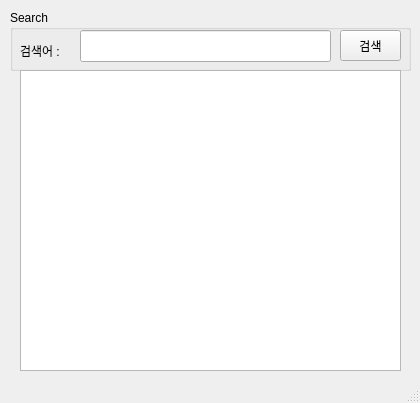
Above: ui/naverSearch.ui from zizi0308/StudyRaspberry21 before the change. Below: the same form after it.
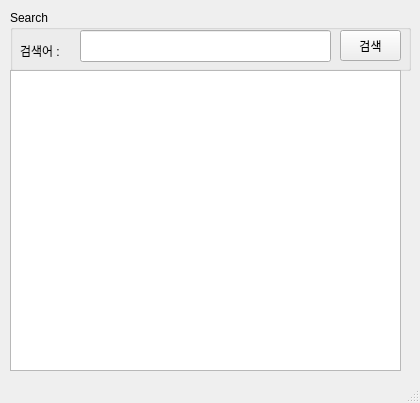
That is the form after the change.

Commit message: NaverSearchApi 완료

```diff
--- a/ui/naverSearch.ui
+++ b/ui/naverSearch.ui
@@ -63,12 +63,12 @@
      </property>
     </widget>
    </widget>
-   <widget class="QListView" name="lsvResult">
+   <widget class="QTableWidget" name="TblResult">
     <property name="geometry">
      <rect>
-      <x>20</x>
+      <x>10</x>
       <y>70</y>
-      <width>381</width>
+      <width>391</width>
       <height>301</height>
      </rect>
     </property>
```
Left out of the diff: 2 changed lines with no effect on the pictures. The commit also changes 2 other files.
